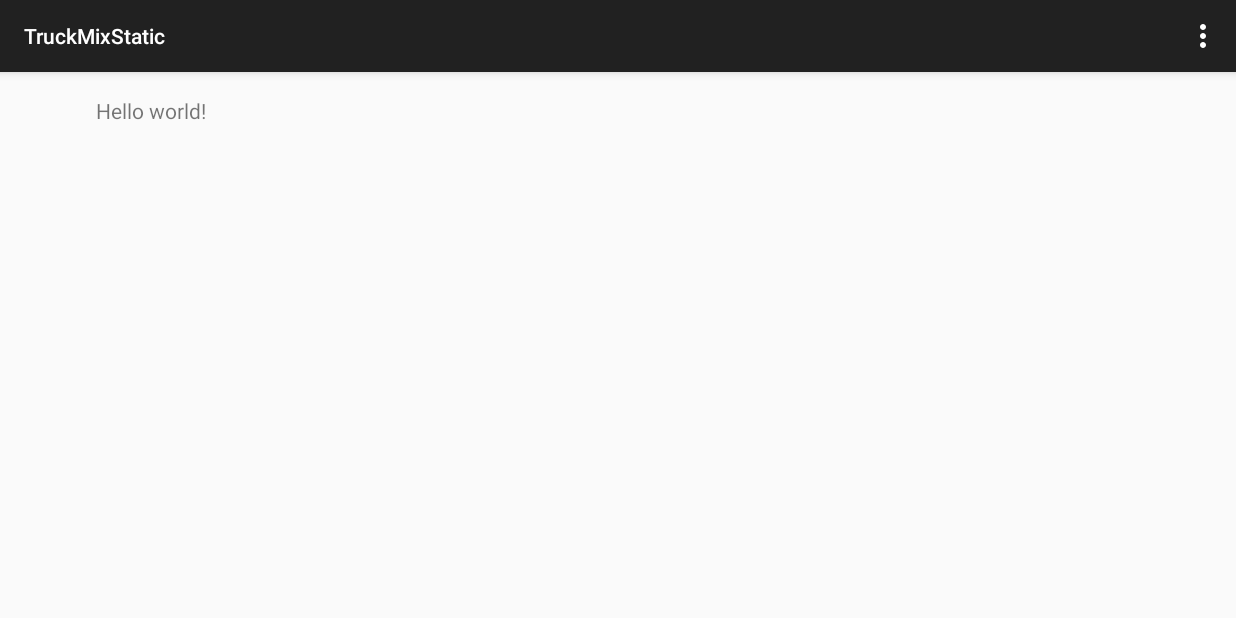
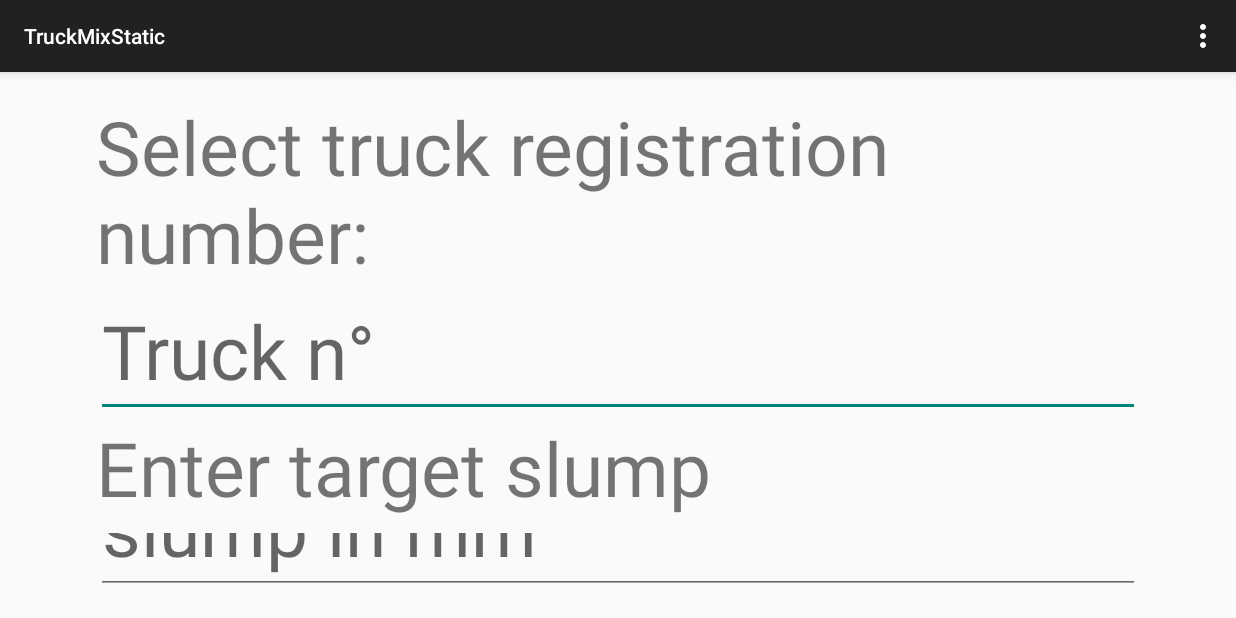
Before and after one commit to KimCarime/TM, an Android app: the screen it shows after launch (MainActivity), on a phone screen of 824 x 412 dp (held sideways). Run offline under Robolectric (Android 15) with nearby library versions, the phone set to English and light mode, and no system bars.

Commit message:
creation activity truck selection

```diff
--- a/truckmixstatic/src/main/res/layout/activity_main.xml
+++ b/truckmixstatic/src/main/res/layout/activity_main.xml
@@ -1,11 +1,53 @@
-<RelativeLayout xmlns:android="http://schemas.android.com/apk/res/android"
-    xmlns:tools="http://schemas.android.com/tools" android:layout_width="match_parent"
-    android:layout_height="match_parent" android:paddingLeft="@dimen/activity_horizontal_margin"
+<LinearLayout xmlns:android="http://schemas.android.com/apk/res/android"
+    xmlns:tools="http://schemas.android.com/tools" android:layout_width="fill_parent"
+    android:layout_height="fill_parent" android:paddingLeft="@dimen/activity_horizontal_margin"
     android:paddingRight="@dimen/activity_horizontal_margin"
     android:paddingTop="@dimen/activity_vertical_margin"
-    android:paddingBottom="@dimen/activity_vertical_margin" tools:context=".MainActivity">
+    android:paddingBottom="@dimen/activity_vertical_margin" tools:context=".MainActivity"
+    android:orientation="vertical">
 
-    <TextView android:text="@string/hello_world" android:layout_width="wrap_content"
-        android:layout_height="wrap_content" />
-
-</RelativeLayout>
+    <LinearLayout
+        android:orientation="vertical"
+        android:layout_width="fill_parent"
+        android:layout_height="wrap_content">
+        <TextView
+            android:layout_width="wrap_content"
+            android:layout_height="wrap_content"
+            android:textSize="50sp"
+            android:text="@string/SelectTruck_truckID"
+            />
+        <EditText
+            android:layout_width="fill_parent"
+            android:layout_height="wrap_content"
+            android:textSize="50sp"
+            android:hint="@string/SelectTruck_truckID_Edit"
+            />
+    </LinearLayout>
+    <LinearLayout
+        android:orientation="vertical"
+        android:layout_width="fill_parent"
+        android:layout_height="wrap_content">
+        <TextView
+            android:layout_width="wrap_content"
+            android:layout_height="wrap_content"
+            android:textSize="50sp"
+            android:text="@string/SelectTruck_targetSlump"
+            />
+        <EditText
+            android:layout_width="fill_parent"
+            android:layout_height="wrap_content"
+            android:textSize="50sp"
+            android:hint="@string/SelectTruck_targetSlump_Edit"
+            />
+    </LinearLayout>
+    <LinearLayout
+        android:orientation="vertical"
+        android:layout_width="fill_parent"
+        android:layout_height="wrap_content">
+        <Button
+            android:layout_width="fill_parent"
+            android:layout_height="fill_parent"
+            android:text="@string/SelectTruck_buttonLabel"
+            android:textSize="50sp"/>
+    </LinearLayout>
+</LinearLayout>
--- a/truckmixstatic/src/main/res/values/strings.xml
+++ b/truckmixstatic/src/main/res/values/strings.xml
@@ -3,4 +3,11 @@
 
     <string name="hello_world">Hello world!</string>
     <string name="action_settings">Settings</string>
+
+    //Select truck
+    <string name="SelectTruck_truckID">Select truck registration number: </string>
+    <string name="SelectTruck_truckID_Edit">Truck n°</string>
+    <string name="SelectTruck_targetSlump_Edit">slump in mm</string>
+    <string name="SelectTruck_targetSlump">Enter target slump</string>
+    <string name="SelectTruck_buttonLabel">Start slump calculation</string>
 </resources>
```
